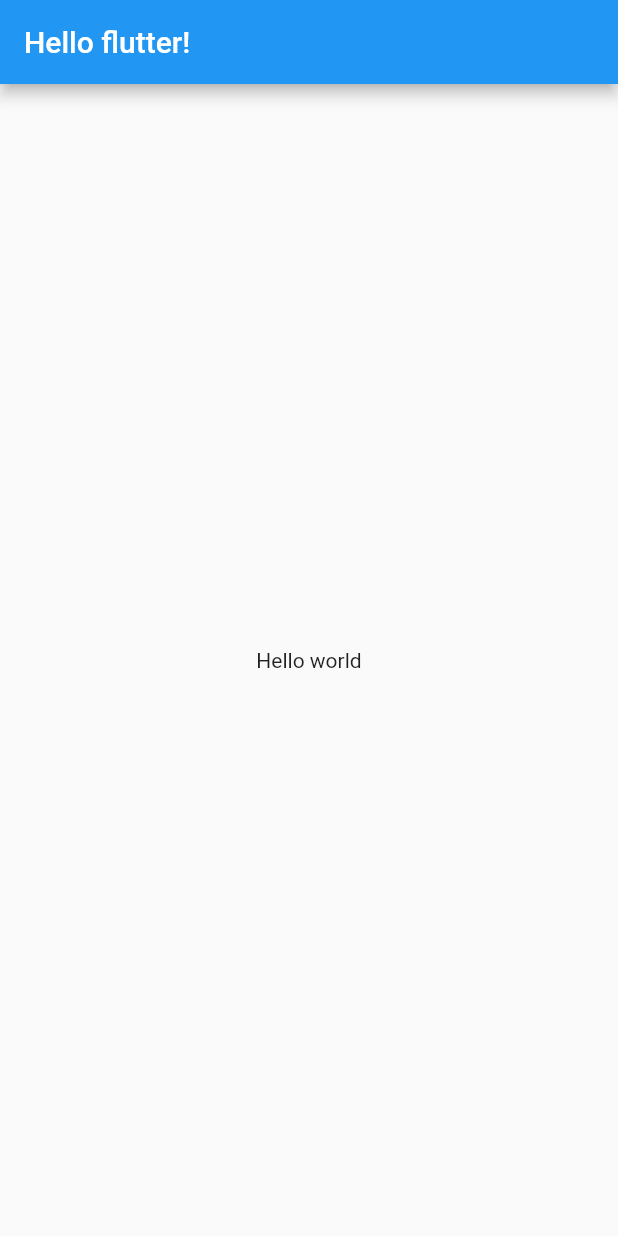
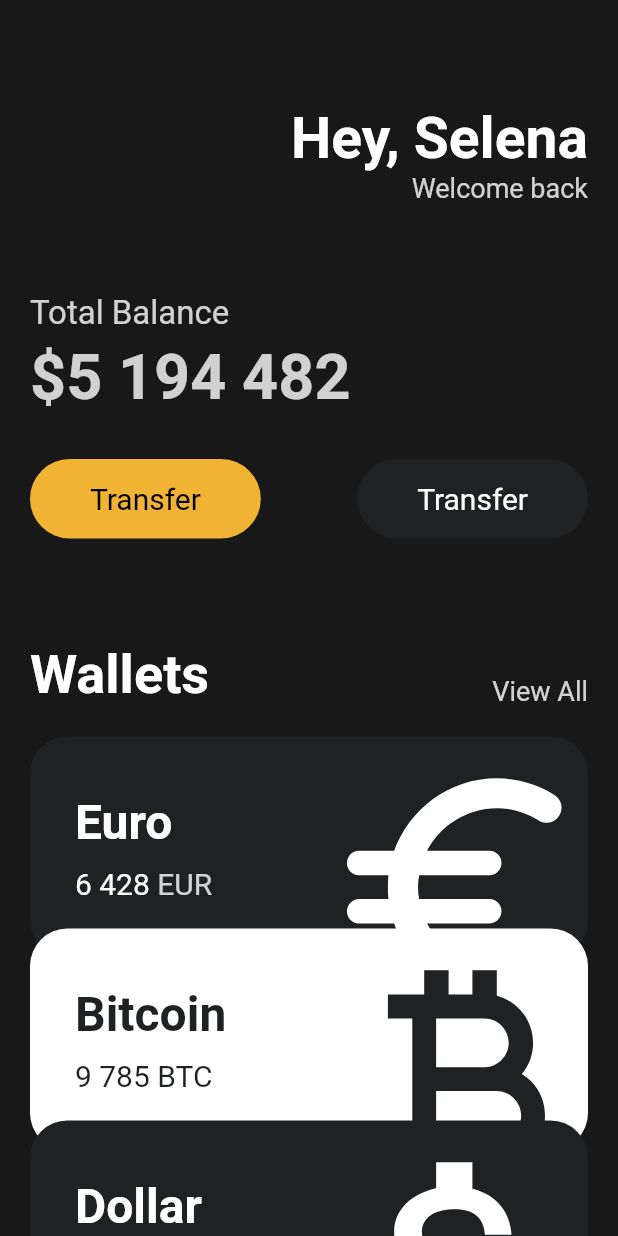
Before and after one commit to thsuekfk2/study-flutter-clone-webtoon, a Flutter app: the screen it shows after launch, on a phone screen of 412 x 824 dp. Run offline on Flutter 3.47's test engine with Material 2 defaults, Android fonts, the phone set to English and light mode, and no system bars.

Commit message:
feat : dollar widgets ui

```diff
--- a/lib/main.dart
+++ b/lib/main.dart
@@ -1,21 +1,138 @@
 import 'package:flutter/material.dart';
+import 'package:test/widgets/button.dart';
+import 'package:test/widgets/currency_card.dart';
 
 void main() {
-  runApp(App());
+  runApp(const App());
 }
 
 class App extends StatelessWidget {
+  const App({super.key});
+
   @override
   Widget build(BuildContext context) {
     return MaterialApp(
       home: Scaffold(
-        appBar: AppBar(
-          title: Text("Hello flutter!"),
-        ),
-        body: Center(
-          child: Text("Hello world"),
-        ),
-      ),
+          backgroundColor: const Color(0xFF181818),
+          body: SingleChildScrollView(
+            child: Padding(
+              padding: const EdgeInsets.symmetric(
+                horizontal: 20,
+              ),
+              child: Column(
+                crossAxisAlignment: CrossAxisAlignment.start,
+                children: [
+                  const SizedBox(
+                    height: 70,
+                  ),
+                  Row(
+                    mainAxisAlignment: MainAxisAlignment.end,
+                    children: [
+                      Column(
+                        crossAxisAlignment: CrossAxisAlignment.end,
+                        children: [
+                          const Text(
+                            "Hey, Selena",
+                            style: TextStyle(
+                                color: Colors.white,
+                                fontSize: 38,
+                                fontWeight: FontWeight.w600),
+                          ),
+                          Text(
+                            "Welcome back",
+                            style: TextStyle(
+                                color: Colors.white.withOpacity(0.8),
+                                fontSize: 18),
+                          ),
+                        ],
+                      )
+                    ],
+                  ),
+                  const SizedBox(
+                    height: 60,
+                  ),
+                  Text("Total Balance",
+                      style: TextStyle(
+                        fontSize: 22,
+                        color: Colors.white.withOpacity((0.8)),
+                      )),
+                  const SizedBox(
+                    height: 5,
+                  ),
+                  Text("\$5 194 482",
+                      style: TextStyle(
+                        fontSize: 42,
+                        color: Colors.white.withOpacity((0.8)),
+                        fontWeight: FontWeight.w600,
+                      )),
+                  const SizedBox(height: 30),
+                  Row(
+                      mainAxisAlignment: MainAxisAlignment.spaceBetween,
+                      children: const [
+                        Button(
+                            text: 'Transfer',
+                            bgColor: Color(0xFFF1B333),
+                            textColor: Colors.black),
+                        Button(
+                            text: 'Transfer',
+                            bgColor: Color(0xFF1F2123),
+                            textColor: Colors.white),
+                      ]),
+                  Row(children: const [
+                    SizedBox(
+                      height: 70,
+                    )
+                  ]),
+                  Row(
+                    crossAxisAlignment: CrossAxisAlignment.end,
+                    mainAxisAlignment: MainAxisAlignment.spaceBetween,
+                    children: [
+                      const Text(
+                        "Wallets",
+                        style: TextStyle(
+                            color: Colors.white,
+                            fontSize: 36,
+                            fontWeight: FontWeight.w600),
+                      ),
+                      Text(
+                        "View All",
+                        style: TextStyle(
+                          color: Colors.white.withOpacity(0.8),
+                          fontSize: 18,
+                        ),
+                      )
+                    ],
+                  ),
+                  const SizedBox(
+                    height: 20,
+                  ),
+                  const CurrencyCard(
+                    name: 'Euro',
+                    code: 'EUR',
+                    amount: '6 428',
+                    icon: Icons.euro_rounded,
+                    isInverted: false,
+                    order: 1,
+                  ),
+                  const CurrencyCard(
+                    name: 'Bitcoin',
+                    code: 'BTC',
+                    amount: '9 785',
+                    icon: Icons.currency_bitcoin,
+                    isInverted: true,
+                    order: 2,
+                  ),
+                  const CurrencyCard(
+                      name: 'Dollar',
+                      code: 'USD',
+                      amount: '428',
+                      icon: Icons.attach_money_outlined,
+                      isInverted: false,
+                      order: 3),
+                ],
+              ),
+            ),
+          )),
     );
   }
 }
--- /dev/null
+++ b/lib/widgets/button.dart
@@ -0,0 +1,37 @@
+import 'package:flutter/material.dart';
+
+class Button extends StatelessWidget {
+  final String text;
+  final Color bgColor;
+  final Color textColor;
+
+  const Button({
+    super.key,
+    required this.text,
+    required this.bgColor,
+    required this.textColor,
+  });
+
+  @override
+  Widget build(BuildContext context) {
+    return Container(
+      decoration: BoxDecoration(
+        color: bgColor,
+        borderRadius: BorderRadius.circular(45),
+      ),
+      child: Padding(
+        padding: const EdgeInsets.symmetric(
+          vertical: 15,
+          horizontal: 40,
+        ),
+        child: Text(
+          text,
+          style: TextStyle(
+            fontSize: 20,
+            color: textColor,
+          ),
+        ),
+      ),
+    );
+  }
+}
--- /dev/null
+++ b/lib/widgets/currency_card.dart
@@ -0,0 +1,97 @@
+import 'package:flutter/material.dart';
+
+class CurrencyCard extends StatelessWidget {
+  final String name, code, amount;
+  final IconData icon;
+  final bool isInverted;
+  final num order;
+
+  final _blackColor = const Color(0xFF1F2123);
+
+  const CurrencyCard({
+    super.key,
+    required this.name,
+    required this.code,
+    required this.amount,
+    required this.icon,
+    required this.isInverted,
+    required this.order,
+  });
+
+  @override
+  Widget build(BuildContext context) {
+    return Transform.translate(
+      offset: Offset(
+          0,
+          order == 2
+              ? -20
+              : order > 2
+                  ? -40
+                  : 0),
+      child: Container(
+          clipBehavior: Clip.hardEdge,
+          decoration: BoxDecoration(
+            color: isInverted ? Colors.white : _blackColor,
+            borderRadius: BorderRadius.circular(25),
+          ),
+          child: Padding(
+            padding: const EdgeInsets.all(30),
+            child: Row(
+                mainAxisAlignment: MainAxisAlignment.spaceBetween,
+                children: [
+                  Column(
+                    crossAxisAlignment: CrossAxisAlignment.start,
+                    children: [
+                      Text(
+                        name,
+                        style: TextStyle(
+                            color: isInverted ? _blackColor : Colors.white,
+                            fontSize: 32,
+                            fontWeight: FontWeight.w600),
+                      ),
+                      const SizedBox(
+                        height: 10,
+                      ),
+                      Row(
+                        children: [
+                          Text(
+                            amount,
+                            style: TextStyle(
+                              color: isInverted ? _blackColor : Colors.white,
+                              fontSize: 20,
+                            ),
+                          ),
+                          const SizedBox(
+                            width: 5,
+                          ),
+                          Text(
+                            code,
+                            style: TextStyle(
+                                color: isInverted
+                                    ? _blackColor
+                                    : Colors.white.withOpacity(0.8),
+                                fontSize: 20),
+                          ),
+                        ],
+                      )
+                    ],
+                  ),
+                  Transform.scale(
+                    scale: 2.2,
+                    child: Transform.translate(
+                      offset: const Offset(
+                        -5,
+                        12,
+                      ),
+                      child: Icon(
+                        icon,
+                        color: isInverted ? _blackColor : Colors.white,
+                        size: 88,
+                      ),
+                    ),
+                  )
+                ]),
+          )),
+    );
+  }
+}
```
